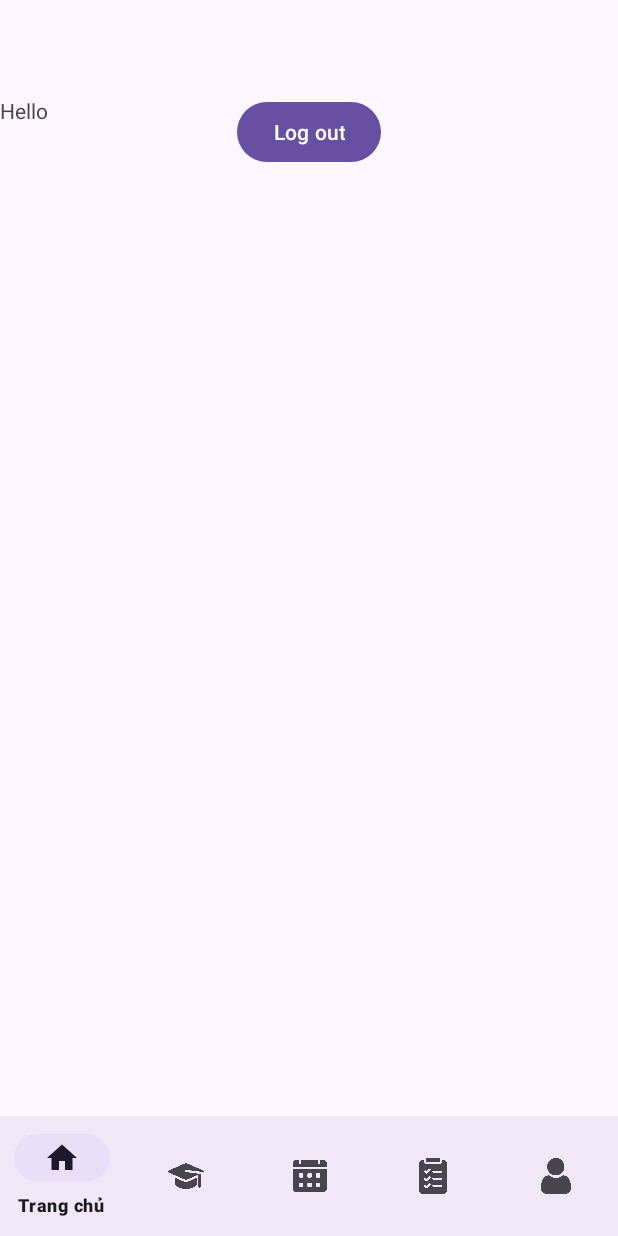
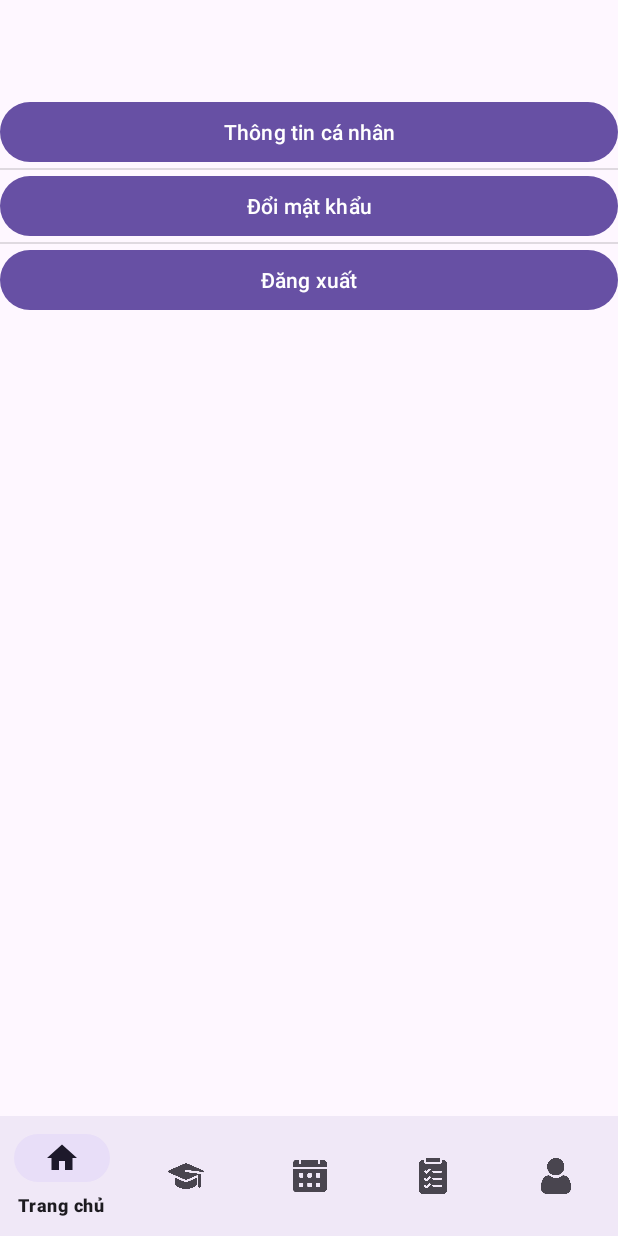
Before and after one commit to theducdev/education-app, an Android app: the screen it shows after launch (MainActivity), item 5 of the bottom bar chosen, on a phone screen of 412 x 824 dp. Run offline under Robolectric (Android 15) with nearby library versions, the phone set to English and light mode, and no system bars; our stand-ins replace Firebase (no records; nobody signed in at launch, a user with empty details on screens opened directly), navigation-ui; 1 statement that could not run was skipped.

Commit message:
list in personal

```diff
--- /dev/null
+++ b/app/src/main/java/com/theduc/educationapplication/ui/personal/ButtonAdapter.kt
@@ -0,0 +1,43 @@
+package com.theduc.educationapplication.ui.personal
+
+import android.app.Activity
+import android.content.Context
+import android.content.Intent
+import android.view.LayoutInflater
+import android.view.View
+import android.view.ViewGroup
+import android.widget.ArrayAdapter
+import android.widget.Button
+import com.theduc.educationapplication.R
+import com.theduc.educationapplication.ui.login.LoginActivity
+
+class ButtonAdapter(context: Context, private val buttonNames: List<String>) :
+    ArrayAdapter<String>(context, R.layout.button_item, buttonNames) {
+
+    override fun getView(position: Int, convertView: View?, parent: ViewGroup): View {
+        var view = convertView
+
+        if (view == null) {
+            view = LayoutInflater.from(context).inflate(R.layout.button_item, parent, false)
+        }
+
+        val buttonItem = view?.findViewById<Button>(R.id.buttonItem)
+        val buttonName = buttonNames[position]
+        buttonItem?.text = buttonName
+
+        // Xử lý sự kiện khi người dùng nhấn vào nút
+        buttonItem?.setOnClickListener {
+            // Xử lý logic khi người dùng nhấn vào nút ở vị trí position
+            when(position) {
+                2 -> {
+                    val logoutIntent = Intent(context, LoginActivity::class.java)
+                    context.startActivity(logoutIntent)
+                    (context as Activity).finish()
+                }
+            }
+        }
+
+        return view!!
+    }
+
+}
--- a/app/src/main/java/com/theduc/educationapplication/ui/personal/PersonalFragment.kt
+++ b/app/src/main/java/com/theduc/educationapplication/ui/personal/PersonalFragment.kt
@@ -7,10 +7,6 @@ import androidx.fragment.app.Fragment
 import android.view.LayoutInflater
 import android.view.View
 import android.view.ViewGroup
-import androidx.core.content.ContextCompat
-import com.theduc.educationapplication.MainActivity
-import com.theduc.educationapplication.R
-import com.theduc.educationapplication.databinding.ActivityLoginBinding
 import com.theduc.educationapplication.databinding.FragmentPersonalBinding
 import com.theduc.educationapplication.ui.login.LoginActivity
 
@@ -30,11 +26,14 @@ class PersonalFragment : Fragment() {
     ): View? {
 
         binding = FragmentPersonalBinding.inflate(layoutInflater)
-        val logOutBT = binding.logOutBT
 
-        logOutBT.setOnClickListener {
-            logout()
-        }
+        val buttonListView = binding.buttonLV
+        val buttonNames = listOf("Thông tin cá nhân", "Đổi mật khẩu", "Đăng xuất") // Danh sách tên các nút
+
+        val adapter = ButtonAdapter(requireContext(), buttonNames)
+
+
+        buttonListView.adapter = adapter
         return binding.root
     }
 
@@ -42,6 +41,7 @@ class PersonalFragment : Fragment() {
         super.onActivityCreated(savedInstanceState)
         personalViewModel = ViewModelProvider(this).get(PersonalViewModel::class.java)
         // TODO: Use the ViewModel
+
 
 
     }
--- /dev/null
+++ b/app/src/main/res/layout/button_item.xml
@@ -0,0 +1,6 @@
+<?xml version="1.0" encoding="utf-8"?>
+<Button xmlns:android="http://schemas.android.com/apk/res/android"
+    android:id="@+id/buttonItem"
+    android:layout_width="match_parent"
+    android:layout_height="wrap_content"
+    android:text="Button" />
--- a/app/src/main/res/layout/fragment_personal.xml
+++ b/app/src/main/res/layout/fragment_personal.xml
@@ -5,17 +5,26 @@
     android:layout_height="match_parent"
     tools:context=".ui.personal.PersonalFragment">
 
-    <TextView
+
+
+<!--    <Button-->
+<!--        android:id="@+id/logOutBT"-->
+<!--        android:layout_width="wrap_content"-->
+<!--        android:layout_height="wrap_content"-->
+<!--        android:layout_gravity="center_horizontal"-->
+<!--        android:onClick="logout"-->
+<!--        android:text="Log out" />-->
+
+    <LinearLayout
         android:layout_width="match_parent"
         android:layout_height="match_parent"
-        android:text="Hello" />
+        android:orientation="vertical">
 
-    <Button
-        android:id="@+id/logOutBT"
-        android:layout_width="wrap_content"
-        android:layout_height="wrap_content"
-        android:layout_gravity="center_horizontal"
-        android:onClick="logout"
-        android:text="Log out" />
+        <ListView
+            android:id="@+id/buttonLV"
+            android:layout_width="match_parent"
+            android:layout_height="wrap_content" />
+
+    </LinearLayout>
 
 </FrameLayout>
```
